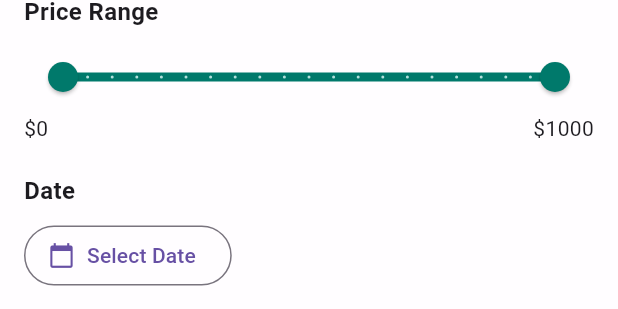
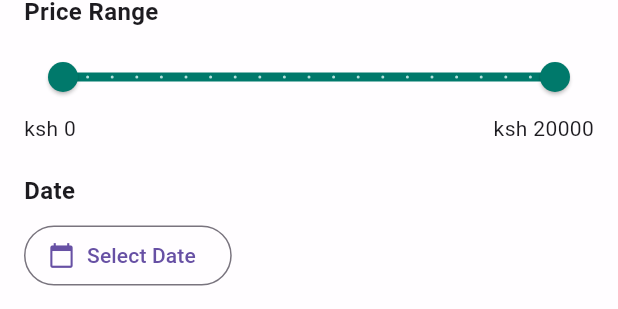
Before and after one commit to bryann54/tickoyako, a Flutter app: the FilterBottomSheet widget shown alone on an empty page, opened directly with empty values, scrolled down 36 dp, after a tap on "Reset", on a phone screen of 412 x 824 dp. Shown: the part 316-625 px from the top of the screen. Run offline on Flutter 3.47's test engine with Material 3 defaults, Android fonts, the phone set to English and light mode, and no system bars; our stand-ins replace bloc, equatable, flutter_bloc; missing offline and left inert: floating_frosted_bottom_bar; network calls fail.

Commit message:
filters and event card footer

```diff
--- a/lib/core/strings.dart
+++ b/lib/core/strings.dart
@@ -1,6 +1,6 @@
 // ignore_for_file: constant_identifier_names
 
-const home_tittle = 'Upcoming shows';
+const home_tittle = 'Upcoming Events';
 const book_ticket = 'Book ticket';
 const view_seats = 'view seats';
 const home = 'Home';
--- a/lib/data/repositories/show_repository.dart
+++ b/lib/data/repositories/show_repository.dart
@@ -97,7 +97,7 @@ class ShowRepository {
         type: 'Movie',
         title: 'The Phantom of the Opera',
         description:
-            'Comedy is a genre that consists of discourses or works intended to be humorous or amusing by inducing laughter, especially in theatre, film, stand-up comedy, television, radio, books, or any other entertainment medium. The term originated in',
+            'Comedy is a genre that consists of discourses or works intended to be humorous or amusing by inducing laughter, especially in theatre, film, stand-up comedy, television, radio, books, or any other entertainment medium. The term originated inComedy is a genre that consists of discourses or works intended to be humorous or amusing by inducing laughter, especially in theatre, film, stand-up comedy, television, radio, books, or any other entertainment medium. The term originated inComedy is a genre that consists of discourses or works intended to be humorous or amusing by inducing laughter, especially in theatre, film, stand-up comedy, television, radio, books, or any other entertainment medium. The term originated in',
         date: DateTime.now(),
         venue: 'ASK dome',
       ),
@@ -123,7 +123,7 @@ class ShowRepository {
         imgUrl:
             'https://static.wikia.nocookie.net/intothebadlands/images/d/d2/Season_1_poster.png/revision/latest?cb=20170917152438',
         type: 'Movie',
-        title: 'The Phantom of the Opera',
+        title: 'The Phantom of the Opera ',
         description:
             'Comedy is a genre that consists of discourses or works intended to be humorous or amusing by inducing laughter, especially in theatre, film, stand-up comedy, television, radio, books, or any other entertainment medium. The term originated in',
         date: DateTime.now(),
--- a/lib/presentation/features/profile/presentation/widgets/filter_bottomSheet.dart
+++ b/lib/presentation/features/profile/presentation/widgets/filter_bottomSheet.dart
@@ -32,7 +32,7 @@ class _FilterBottomSheetState extends State<FilterBottomSheet> {
     'Miami',
     'Las Vegas'
   ];
-  RangeValues _priceRange = const RangeValues(0, 1000);
+  RangeValues _priceRange = const RangeValues(0, 20000);
   DateTime? _selectedDate;
 
   @override
@@ -41,7 +41,7 @@ class _FilterBottomSheetState extends State<FilterBottomSheet> {
     _filters = Map<String, dynamic>.from(widget.initialFilters);
     _priceRange = RangeValues(
       _filters['minPrice']?.toDouble() ?? 0,
-      _filters['maxPrice']?.toDouble() ?? 1000,
+      _filters['maxPrice']?.toDouble() ?? 20000,
     );
     _selectedDate = _filters['date'];
   }
@@ -91,7 +91,7 @@ class _FilterBottomSheetState extends State<FilterBottomSheet> {
     return Container(
       padding: const EdgeInsets.symmetric(horizontal: 16, vertical: 12),
       decoration: BoxDecoration(
-          color: Colors.white.withOpacity(0.8),
+          color: Colors.white.withOpacity(0.5),
         borderRadius: const BorderRadius.vertical(top: Radius.circular(20)),
         boxShadow: [
           BoxShadow(
@@ -174,11 +174,11 @@ class _FilterBottomSheetState extends State<FilterBottomSheet> {
         RangeSlider(
           values: _priceRange,
           min: 0,
-          max: 1000,
+          max: 20000,
           divisions: 20,
           labels: RangeLabels(
-            '\$${_priceRange.start.round()}',
-            '\$${_priceRange.end.round()}',
+            '\ksh ${_priceRange.start.round()}',
+            '\ksh ${_priceRange.end.round()}',
           ),
           onChanged: (RangeValues values) {
             setState(() {
@@ -193,8 +193,8 @@ class _FilterBottomSheetState extends State<FilterBottomSheet> {
         Row(
           mainAxisAlignment: MainAxisAlignment.spaceBetween,
           children: [
-            Text('\$${_priceRange.start.round()}'),
-            Text('\$${_priceRange.end.round()}'),
+            Text('\ksh ${_priceRange.start.round()}'),
+            Text('\ksh ${_priceRange.end.round()}'),
           ],
         ),
       ],
@@ -253,7 +253,7 @@ class _FilterBottomSheetState extends State<FilterBottomSheet> {
     return Container(
       padding: const EdgeInsets.all(16),
       decoration: BoxDecoration(
-         color: Colors.white.withOpacity(0.8),
+         color: Colors.white.withOpacity(0.5),
         boxShadow: [
           BoxShadow(
             color: Colors.black.withOpacity(0.05),
@@ -316,7 +316,7 @@ class _FilterBottomSheetState extends State<FilterBottomSheet> {
   void _resetFilters() {
     setState(() {
       _filters = {};
-      _priceRange = const RangeValues(0, 1000);
+      _priceRange = const RangeValues(0, 20000);
       _selectedDate = null;
     });
   }
--- a/lib/presentation/features/profile/presentation/widgets/profile_app_bar.dart
+++ b/lib/presentation/features/profile/presentation/widgets/profile_app_bar.dart
@@ -51,7 +51,7 @@ class ProfileAppBar extends StatelessWidget {
                             crossAxisAlignment: CrossAxisAlignment.start,
                             children: [
                               Text(
-                                'John Doe',
+                                'user name ',
                                 style: TextStyle(
                                   color: Colors.white,
                                   fontWeight: FontWeight.bold,
@@ -59,7 +59,7 @@ class ProfileAppBar extends StatelessWidget {
                                 ),
                               ),
                               Text(
-                                'johndoe@example.com',
+                                'user@gmail.com',
                                 style: TextStyle(
                                   color: Colors.white.withOpacity(0.8),
                                   fontSize: 14,
```
Also changed, not shown: lib/presentation/screens/event_details.dart (+22 -8 lines).
